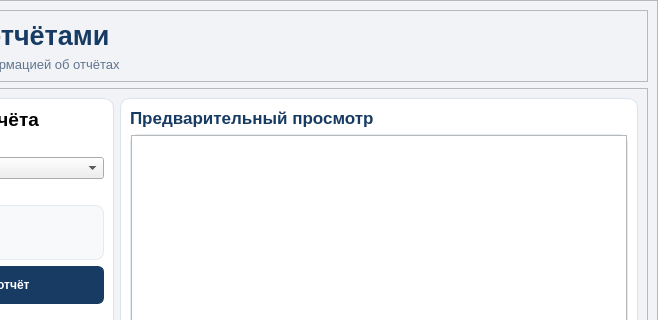
First picture: the form in ui/main_window.ui, repository slavkkinns-ux/IS-OTK-ELMA, before the edit; both pictures show x 442 to 1100 and y 0 to 320 of the 1100 by 800 pixel window.
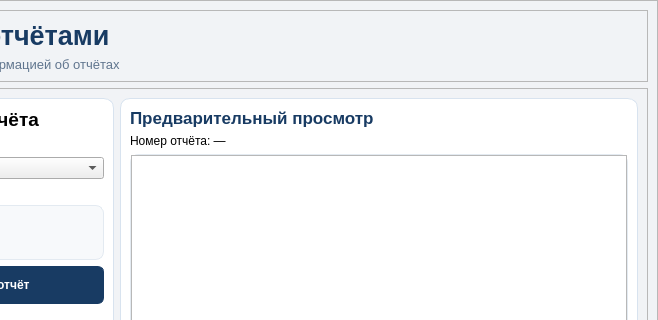
Second picture: the form after the edit. The open tabs and pages were chosen to show the change.

What changed in the file:
```diff
--- a/ui/main_window.ui
+++ b/ui/main_window.ui
@@ -3468,6 +3468,13 @@
                            </property>
                           </widget>
                          </item>
+                                                   <item>
+                           <widget class="QLabel" name="lblDocumentNumber">
+                            <property name="text">
+                             <string>Номер отчёта: —</string>
+                            </property>
+                           </widget>
+                          </item>
                          <item>
                           <widget class="QScrollArea" name="reportPreviewContent">
                            <property name="frameShape">
```
Lines whose indentation alone changed are shown as unchanged.
